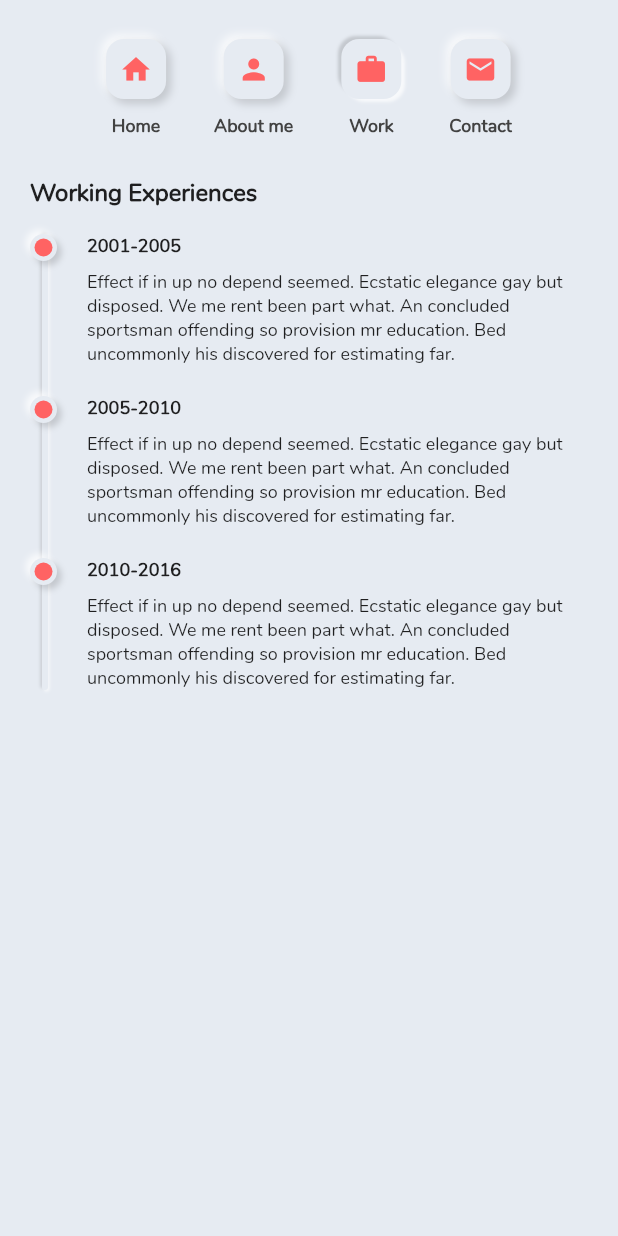
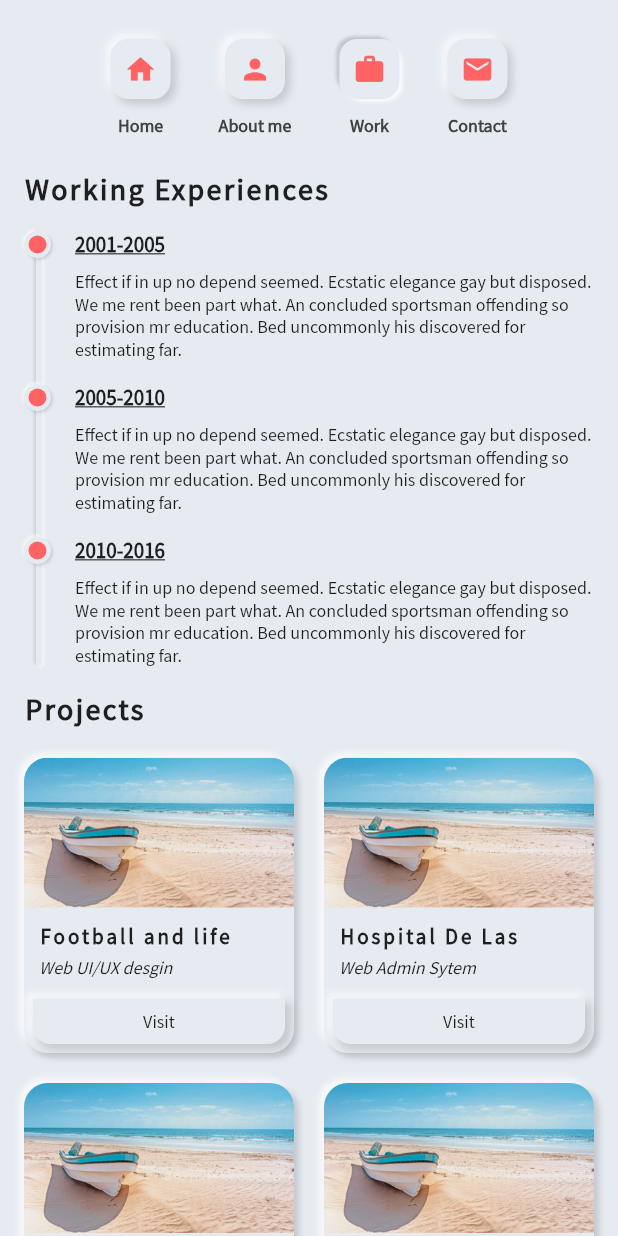
Before and after one commit to camphan12993/personal_site, a Flutter app: the screen it shows after launch, after a tap on "About me", after a tap on "Work", on a phone screen of 412 x 824 dp. Run offline on Flutter 3.47's test engine with Material 2 defaults, Android fonts, the phone set to English and light mode, and no system bars.

Commit message:
adjust styles

```diff
--- a/lib/main.dart
+++ b/lib/main.dart
@@ -10,14 +10,10 @@ class MyApp extends StatelessWidget {
   @override
   Widget build(BuildContext context) {
     return MaterialApp(
-      title: 'Flutter Demo',
+      title: 'My CV',
       theme: ThemeData(
         primaryColor: Color(0xFFff6363),
-        fontFamily: 'Nunito',
-        // This makes the visual density adapt to the platform that you run
-        // the app on. For desktop platforms, the controls will be smaller and
-        // closer together (more dense) than on mobile platforms.
-        // visualDensity: VisualDensity.adaptivePlatformDensity,
+        fontFamily: 'SourceSansPro',
       ),
       home: HomePage(),
     );
--- a/lib/pages/about_me.dart
+++ b/lib/pages/about_me.dart
@@ -3,12 +3,14 @@ import 'package:personal_site/ui/circular_progress.dart';
 import 'package:personal_site/ui/progress_bar.dart';
 import 'package:personal_site/ui/responsive_container.dart';
 
+import '../styles.dart';
+
 class AboutMe extends StatelessWidget {
   @override
   Widget build(BuildContext context) {
     return ResponsiveContainer(
-      child: SingleChildScrollView(
-        child: Container(
+      child: Container(
+        child: SingleChildScrollView(
           padding: EdgeInsets.all(20.0),
           child: Column(
             crossAxisAlignment: CrossAxisAlignment.start,
@@ -16,7 +18,7 @@ class AboutMe extends StatelessWidget {
               Text(
                 'About Me',
                 textAlign: TextAlign.left,
-                style: TextStyle(fontSize: 16.0, fontWeight: FontWeight.bold),
+                style: titleStyle,
               ),
               SizedBox(
                 height: 16.0,
@@ -26,12 +28,12 @@ class AboutMe extends StatelessWidget {
                 style: TextStyle(fontStyle: FontStyle.italic, fontSize: 14.0),
               ),
               SizedBox(
-                height: 30.0,
+                height: 16.0,
               ),
               Text(
                 'Skills',
                 textAlign: TextAlign.left,
-                style: TextStyle(fontSize: 16.0, fontWeight: FontWeight.bold),
+                style: titleStyle,
               ),
               SizedBox(
                 height: 16.0,
@@ -102,8 +104,7 @@ class AboutMe extends StatelessWidget {
               ),
               Text(
                 'Languages',
-                textAlign: TextAlign.left,
-                style: TextStyle(fontSize: 16.0, fontWeight: FontWeight.bold),
+                style: titleStyle,
               ),
               SizedBox(
                 height: 16.0,
@@ -116,6 +117,9 @@ class AboutMe extends StatelessWidget {
                       title: Text('Flutter'),
                     ),
                   ),
+                  SizedBox(
+                    height: 12.0,
+                  ),
                   Expanded(
                     child: CircularProgress(
                       percent: 80.0,
@@ -125,7 +129,7 @@ class AboutMe extends StatelessWidget {
                 ],
               ),
               SizedBox(
-                height: 16.0,
+                height: 40.0,
               ),
               Row(
                 mainAxisAlignment: MainAxisAlignment.spaceAround,
@@ -135,6 +139,9 @@ class AboutMe extends StatelessWidget {
                       percent: 20.0,
                       title: Text('C#'),
                     ),
+                  ),
+                  SizedBox(
+                    height: 12.0,
                   ),
                   Expanded(
                     child: CircularProgress(
--- a/lib/pages/contact.dart
+++ b/lib/pages/contact.dart
@@ -7,15 +7,15 @@ class Contact extends StatelessWidget {
   Widget build(BuildContext context) {
     return ResponsiveContainer(
         child: SingleChildScrollView(
+      padding: EdgeInsets.all(20.0),
       child: Container(
-      padding: EdgeInsets.all(20.0),
         child: Column(
           crossAxisAlignment: CrossAxisAlignment.start,
           children: <Widget>[
             Text(
               'Contact me',
               textAlign: TextAlign.left,
-            style: TextStyle(fontSize: 16.0, fontWeight: FontWeight.bold),
+              style: titleStyle,
             ),
             SizedBox(height: 16.0),
             Row(
@@ -84,14 +84,14 @@ class Contact extends StatelessWidget {
             Text(
               'Use Form',
               textAlign: TextAlign.left,
-            style: TextStyle(fontSize: 16.0, fontWeight: FontWeight.bold),
+              style: titleStyle,
             ),
             SizedBox(height: 16.0),
             Column(
               children: <Widget>[
                 Container(
                   padding: EdgeInsets.symmetric(horizontal: 16.0),
-                decoration: getBoxDecoration(inner: true, borderRadius: 26.0),
+                  decoration: getBoxDecoration(inner: true, borderRadius: 12.0),
                   child: TextField(
                     style: TextStyle(fontSize: 14.0),
                     decoration: InputDecoration(
@@ -103,8 +103,9 @@ class Contact extends StatelessWidget {
                 ),
                 SizedBox(height: 16.0),
                 Container(
-                padding: EdgeInsets.symmetric(horizontal: 16.0, vertical: 4.0),
-                decoration: getBoxDecoration(inner: true, borderRadius: 26.0),
+                  padding:
+                      EdgeInsets.symmetric(horizontal: 16.0, vertical: 4.0),
+                  decoration: getBoxDecoration(inner: true, borderRadius: 12.0),
                   child: TextField(
                     maxLines: 4,
                     style: TextStyle(fontSize: 14.0),
@@ -122,7 +123,7 @@ class Contact extends StatelessWidget {
                       child: Container(
                         padding: EdgeInsets.symmetric(horizontal: 16.0),
                         decoration:
-                          getBoxDecoration(inner: true, borderRadius: 26.0),
+                            getBoxDecoration(inner: true, borderRadius: 12.0),
                         child: TextField(
                           style: TextStyle(fontSize: 14.0),
                           decoration: InputDecoration(
@@ -138,7 +139,7 @@ class Contact extends StatelessWidget {
                       child: Container(
                         padding: EdgeInsets.symmetric(horizontal: 16.0),
                         decoration:
-                          getBoxDecoration(inner: true, borderRadius: 26.0),
+                            getBoxDecoration(inner: true, borderRadius: 12.0),
                         child: TextField(
                           style: TextStyle(fontSize: 14.0),
                           decoration: InputDecoration(
@@ -153,18 +154,21 @@ class Contact extends StatelessWidget {
                 ),
                 SizedBox(height: 20.0),
                 Container(
-                padding: EdgeInsets.symmetric(vertical: 10.0, horizontal: 20.0),
-                decoration: getBoxDecoration(borderRadius: 26.0),
+                  padding:
+                      EdgeInsets.symmetric(vertical: 10.0, horizontal: 20.0),
+                  decoration: getBoxDecoration(borderRadius: 12.0),
                   child: Center(
                       child: Text(
                     'Send Message',
-                  style: TextStyle(fontSize: 14.0, fontWeight: FontWeight.w400),
+                    style:
+                        TextStyle(fontSize: 14.0, fontWeight: FontWeight.w400),
                   )),
                 )
               ],
             )
           ],
         ),
-    )));
+      ),
+    ));
   }
 }
--- a/lib/pages/genernal_info.dart
+++ b/lib/pages/genernal_info.dart
@@ -8,6 +8,7 @@ class GeneralInfo extends StatelessWidget {
   Widget build(BuildContext context) {
     return ResponsiveContainer(
       child: Container(
+        child: SingleChildScrollView(
           padding: EdgeInsets.all(20.0),
           child: Column(
             children: <Widget>[
@@ -15,7 +16,7 @@ class GeneralInfo extends StatelessWidget {
               Container(
                 width: 200.0,
                 height: 200.0,
-              decoration: getBoxDecoration(borderRadius: 100),
+                decoration: getBoxDecoration(circle: true),
                 child: Container(
                   margin: EdgeInsets.all(10.0),
                   decoration: avataStyleInner,
@@ -25,14 +26,16 @@ class GeneralInfo extends StatelessWidget {
               Text(
                 'Cam Phan',
                 style: TextStyle(
-                  fontSize: 26.0,
+                    fontSize: 30.0,
                     fontWeight: FontWeight.bold,
-                  fontFamily: 'Lobster'),
+                    wordSpacing: 3.0,
+                    letterSpacing: 2.0),
               ),
-            SizedBox(height: 6.0),
+              SizedBox(height: 2.0),
               Text(
                 'Web Developer',
-              style: TextStyle(fontSize: 16.0, color: Colors.black54),
+                style: TextStyle(
+                    fontSize: 14.0, color: Colors.black54, letterSpacing: 1.2),
               ),
               SizedBox(height: 20.0),
               Row(
@@ -44,14 +47,13 @@ class GeneralInfo extends StatelessWidget {
                   SocialButton(Icons.face),
                 ],
               ),
-            Expanded(
-              child: Container(),
-            ),
+              SizedBox(height: 100.0),
               Row(
                 mainAxisAlignment: MainAxisAlignment.spaceAround,
                 children: <Widget>[
                   Expanded(
                       child: Container(
+                    margin: EdgeInsets.all(20.0),
                     height: 46.0,
                     child: Center(
                         child: Row(
@@ -59,7 +61,6 @@ class GeneralInfo extends StatelessWidget {
                       children: <Widget>[
                         Text(
                           'Download Cv',
-                        style: TextStyle(fontWeight: FontWeight.bold),
                         ),
                         SizedBox(width: 8.0),
                         Icon(Icons.file_download,
@@ -68,16 +69,17 @@ class GeneralInfo extends StatelessWidget {
                     )),
                     decoration: getBoxDecoration(borderRadius: 20),
                   )),
-                SizedBox(width: 20.0),
                   Expanded(
                       child: Container(
+                    margin: EdgeInsets.all(20.0),
                     height: 46.0,
                     child: Center(
                         child: Row(
                       mainAxisAlignment: MainAxisAlignment.center,
                       children: <Widget>[
-                      Text('Contact me',
-                          style: TextStyle(fontWeight: FontWeight.bold)),
+                        Text(
+                          'Contact me',
+                        ),
                         SizedBox(width: 8.0),
                         Icon(
                           Icons.phone,
@@ -92,6 +94,7 @@ class GeneralInfo extends StatelessWidget {
             ],
           ),
         ),
+      ),
     );
   }
 }
--- a/lib/pages/work.dart
+++ b/lib/pages/work.dart
@@ -3,27 +3,29 @@ import 'package:personal_site/styles.dart';
 import 'package:personal_site/ui/responsive_container.dart';
 
 class WorkPage extends StatelessWidget {
-  Widget getTimelineItem(context, String text) {
+  Widget getTimelineItem(context, String time) {
     return Row(crossAxisAlignment: CrossAxisAlignment.start, children: <Widget>[
       Container(
         width: 18.0,
         height: 18.0,
-        decoration: getBoxDecoration(borderRadius: 20.0),
+        decoration: getBoxDecoration(circle: true, offset: 1, blurRadius: 1),
         child: Container(
           margin: EdgeInsets.all(3),
           decoration: BoxDecoration(
-              color: Theme.of(context).primaryColor,
-              borderRadius: BorderRadius.circular(20.0)),
+              color: Theme.of(context).primaryColor, shape: BoxShape.circle),
         ),
       ),
-      SizedBox(width: 20.0),
+      SizedBox(width: 16.0),
       Expanded(
         child: Column(
           crossAxisAlignment: CrossAxisAlignment.start,
           children: <Widget>[
             Text(
-              text,
-              style: TextStyle(fontSize: 12.0, fontWeight: FontWeight.w600),
+              time,
+              style: TextStyle(
+                  fontSize: 14.0,
+                  fontWeight: FontWeight.w600,
+                  decoration: TextDecoration.underline),
             ),
             SizedBox(height: 8.0),
             Text(
@@ -36,20 +38,94 @@ class WorkPage extends StatelessWidget {
     ]);
   }
 
+  Widget getProjectItem(
+      final String project, final String type, final String url) {
+    return Container(
+      decoration: getBoxDecoration(borderRadius: 16.0),
+      child: Stack(
+        children: <Widget>[
+          Column(
+            crossAxisAlignment: CrossAxisAlignment.start,
+            children: <Widget>[
+              Container(
+                height: 100.0,
+                decoration: BoxDecoration(
+                    image: DecorationImage(
+                        fit: BoxFit.cover,
+                        image: AssetImage('assets/images/sea.jpg')),
+                    borderRadius: BorderRadius.only(
+                        topLeft: Radius.circular(16.0),
+                        topRight: Radius.circular(16.0))),
+              ),
+              SizedBox(height: 10.0),
+              Container(
+                padding: EdgeInsets.symmetric(horizontal: 10.0),
+                child: Column(
+                  crossAxisAlignment: CrossAxisAlignment.start,
+                  children: <Widget>[
+                    Text(
+                      project,
+                      style: TextStyle(
+                          fontSize: 14.0,
+                          fontWeight: FontWeight.bold,
+                          letterSpacing: 2.0),
+                    ),
+                    SizedBox(height: 4.0),
+                    Text(type,
+                        style: TextStyle(
+                            fontSize: 12.0,
+                            fontStyle: FontStyle.italic,
+                            fontWeight: FontWeight.w200)),
+                  ],
+                ),
+              ),
+              SizedBox(height: 8.0),
+              Container(
+                height: 30.0,
+                margin: EdgeInsets.all(6.0),
+                decoration: BoxDecoration(
+                    color: bg,
+                    boxShadow: [
+                      BoxShadow(
+                          color: lightShadow,
+                          offset: Offset(-3, -3),
+                          blurRadius: 4,
+                          spreadRadius: 1),
+                      BoxShadow(
+                          color: darkShadow,
+                          offset: Offset(3, 3),
+                          blurRadius: 4,
+                          spreadRadius: 1)
+                    ],
+                    borderRadius: BorderRadius.only(
+                        bottomLeft: Radius.circular(12.0),
+                        bottomRight: Radius.circular(12.0))),
+                child: Center(
+                    child: Text(
+                  'Visit',
+                  style: TextStyle(fontSize: 12.0, fontWeight: FontWeight.w400),
+                )),
+              ),
+            ],
+          )
+        ],
+      ),
+    );
+  }
+
   @override
   Widget build(BuildContext context) {
     return ResponsiveContainer(
       child: Container(
-        child: Container(
-          height: 46.0,
-          padding: EdgeInsets.all(20.0),
+        child: SingleChildScrollView(
+          padding: EdgeInsets.all(16.0),
           child: Column(
             crossAxisAlignment: CrossAxisAlignment.start,
             children: <Widget>[
               Text(
                 'Working Experiences',
                 textAlign: TextAlign.left,
-                style: TextStyle(fontSize: 16.0, fontWeight: FontWeight.bold),
+                style: titleStyle,
               ),
               SizedBox(height: 16),
               Stack(
@@ -73,15 +149,46 @@ class WorkPage extends StatelessWidget {
                     child: Column(
                       children: <Widget>[
                         getTimelineItem(context, '2001-2005'),
-                        SizedBox(height: 20.0),
+                        SizedBox(height: 16.0),
                         getTimelineItem(context, '2005-2010'),
-                        SizedBox(height: 20.0),
+                        SizedBox(height: 16.0),
                         getTimelineItem(context, '2010-2016')
                       ],
                     ),
                   )
                 ],
               ),
+              SizedBox(height: 16.0),
+              Text(
+                'Projects',
+                style: titleStyle,
+              ),
+              SizedBox(height: 20.0),
+              Row(
+                children: <Widget>[
+                  Expanded(
+                    child: getProjectItem(
+                        'Football and life', 'Web UI/UX desgin', ''),
+                  ),
+                  SizedBox(width: 20.0),
+                  Expanded(
+                    child: getProjectItem(
+                        'Hospital De Las', 'Web Admin Sytem', ''),
+                  )
+                ],
+              ),
+              SizedBox(height: 20.0),
+              Row(
+                children: <Widget>[
+                  Expanded(
+                    child: getProjectItem('Kick Off', 'Mobile Application', ''),
+                  ),
+                  SizedBox(width: 20.0),
+                  Expanded(
+                    child: getProjectItem('New Me', 'Landing Page', ''),
+                  )
+                ],
+              )
             ],
           ),
         ),
--- a/lib/styles.dart
+++ b/lib/styles.dart
@@ -19,11 +19,16 @@ BoxDecoration avataStyleInner = BoxDecoration(
 BoxDecoration getBoxDecoration(
         {double borderRadius = 4.0,
         bool inner = false,
+        bool circle = false,
         double offset = 3.0,
         double blurRadius = 3.0,
-        double spread = 0}) =>
+        double spread = 0,
+        String imageUrl = ''}) =>
     BoxDecoration(
         color: bg,
+        image: imageUrl != ''
+            ? DecorationImage(image: AssetImage(imageUrl), fit: BoxFit.cover)
+            : null,
         boxShadow: [
           BoxShadow(
               color: inner ? darkShadow : lightShadow,
@@ -36,4 +41,9 @@ BoxDecoration getBoxDecoration(
               blurRadius: blurRadius,
               spreadRadius: spread)
         ],
-        borderRadius: BorderRadius.circular(borderRadius));
+        borderRadius: circle ? null : BorderRadius.circular(borderRadius),
+        shape: circle ? BoxShape.circle : BoxShape.rectangle);
+
+// Test style
+TextStyle titleStyle =
+    TextStyle(fontSize: 20.0, fontWeight: FontWeight.bold, letterSpacing: 1.6);
--- a/lib/ui/circular_progress.dart
+++ b/lib/ui/circular_progress.dart
@@ -16,10 +16,9 @@ class CircularProgress extends StatelessWidget {
         return Align(
           alignment: Alignment.center,
           child: Container(
-            width: width - 20.0,
-            height: width - 20.0,
-            margin: EdgeInsets.all(10.0),
-            decoration: getBoxDecoration(borderRadius: 100.0),
+            width: width - 60.0,
+            height: width - 60.0,
+            decoration: getBoxDecoration(circle: true),
             child: Stack(
               children: <Widget>[
                 Container(
@@ -33,7 +32,7 @@ class CircularProgress extends StatelessWidget {
                   child: Container(
                     margin: EdgeInsets.all(40.0),
                     decoration: getBoxDecoration(
-                        borderRadius: 100.0, spread: -2, blurRadius: 4),
+                        circle: true, spread: -2, blurRadius: 4),
                     child: Center(child: title),
                   ),
                 )
--- a/lib/ui/responsive_container.dart
+++ b/lib/ui/responsive_container.dart
@@ -11,7 +11,7 @@ class ResponsiveContainer extends StatelessWidget {
         return constraint.maxWidth < 600.0
             ? child
             : Align(
-                alignment: Alignment.center,
+                alignment: Alignment.topCenter,
                 child: Container(width: 600, child: child));
       }),
     );
--- a/pubspec.yaml
+++ b/pubspec.yaml
@@ -45,7 +45,7 @@ flutter:
   # To add assets to your application, add an assets section, like this:
   assets:
     - assets/images/logo.png
-  #   - images/a_dot_ham.jpeg
+    - assets/images/sea.jpg
   # An image asset can refer to one or more resolution-specific "variants", see
   # https://flutter.dev/assets-and-images/#resolution-aware.
   # For details regarding adding assets from package dependencies, see
@@ -61,5 +61,9 @@ flutter:
         - asset: assets/fonts/Nunito-Regular.ttf
         - asset: assets/fonts/Nunito-Italic.ttf
           style: normal
+    - family: SourceSansPro
+      fonts:
+        - asset: assets/fonts/SourceSansPro-Regular.ttf
+          style: normal
   # For details regarding fonts from package dependencies,
   # see https://flutter.dev/custom-fonts/#from-packages
```
Also changed, not shown: assets/fonts/SourceSansPro-Regular.ttf (added), assets/images/sea.jpg (added). Lines whose indentation alone changed are shown as unchanged.
